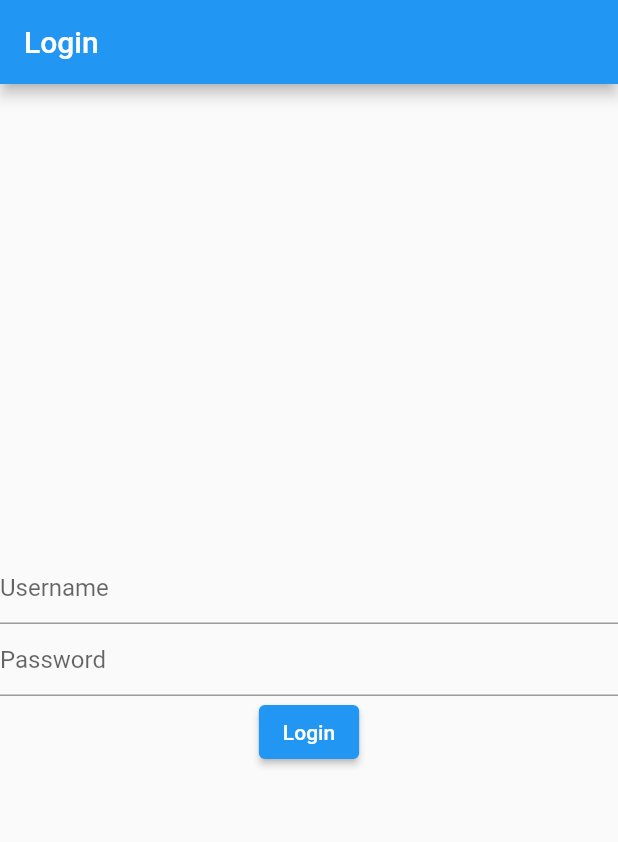
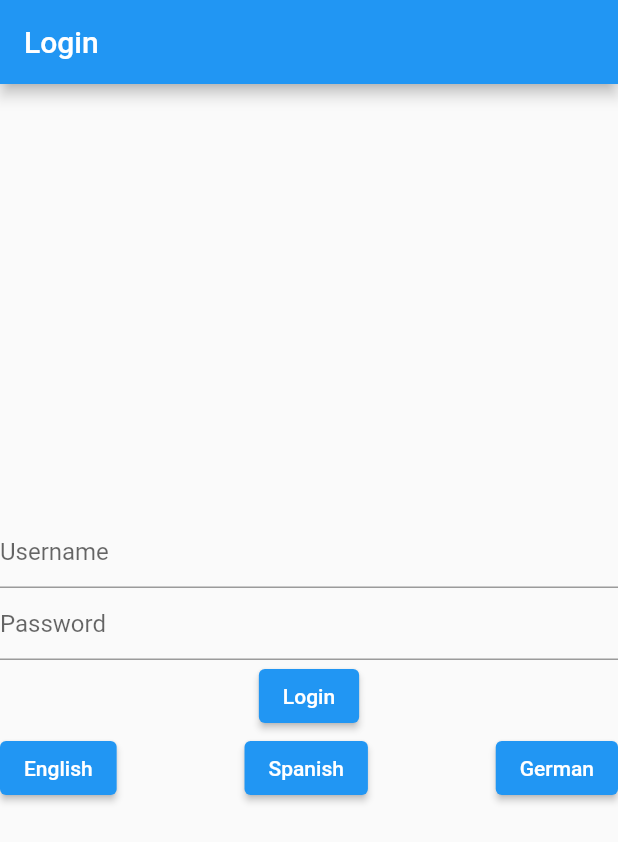
Before and after one commit to vikilinho/simpleinter, a Flutter app: the screen it shows after launch, on a phone screen of 412 x 824 dp. Shown: the top 842 px of the screen. Run offline on Flutter 3.47's test engine with Material 2 defaults, Android fonts, the phone set to English and light mode, and no system bars; our stand-ins replace easy_localization.

```diff
--- a/lib/login_screen.dart
+++ b/lib/login_screen.dart
@@ -12,6 +12,9 @@ class LoginScreen extends StatefulWidget {
 }
 
 class _LoginScreenState extends State<LoginScreen> {
+  bool isvisible = true;
+  bool isvisible1 = false;
+  bool isvisible2 = false;
   @override
   Widget build(BuildContext context) {
     return Scaffold(
@@ -37,6 +40,34 @@ class _LoginScreenState extends State<LoginScreen> {
               Navigator.pushNamed(context, '/home');
             },
           ),
+          Row(
+            mainAxisAlignment: MainAxisAlignment.spaceBetween,
+            children: [
+              ElevatedButton(
+                child: Text('English'),
+                onPressed: () async {
+                  isvisible = false;
+                  await context.setLocale(Locale("en"));
+                },
+              ),
+              SizedBox(width: 10),
+              ElevatedButton(
+                child: Text('Spanish'),
+                onPressed: () async {
+                  isvisible = false;
+                  await context.setLocale(Locale("es"));
+                },
+              ),
+              SizedBox(width: 10),
+              ElevatedButton(
+                child: Text('German'),
+                onPressed: () async {
+                  isvisible = false;
+                  await context.setLocale(Locale("de"));
+                },
+              ),
+            ],
+          )
         ],
       ),
     );
```
